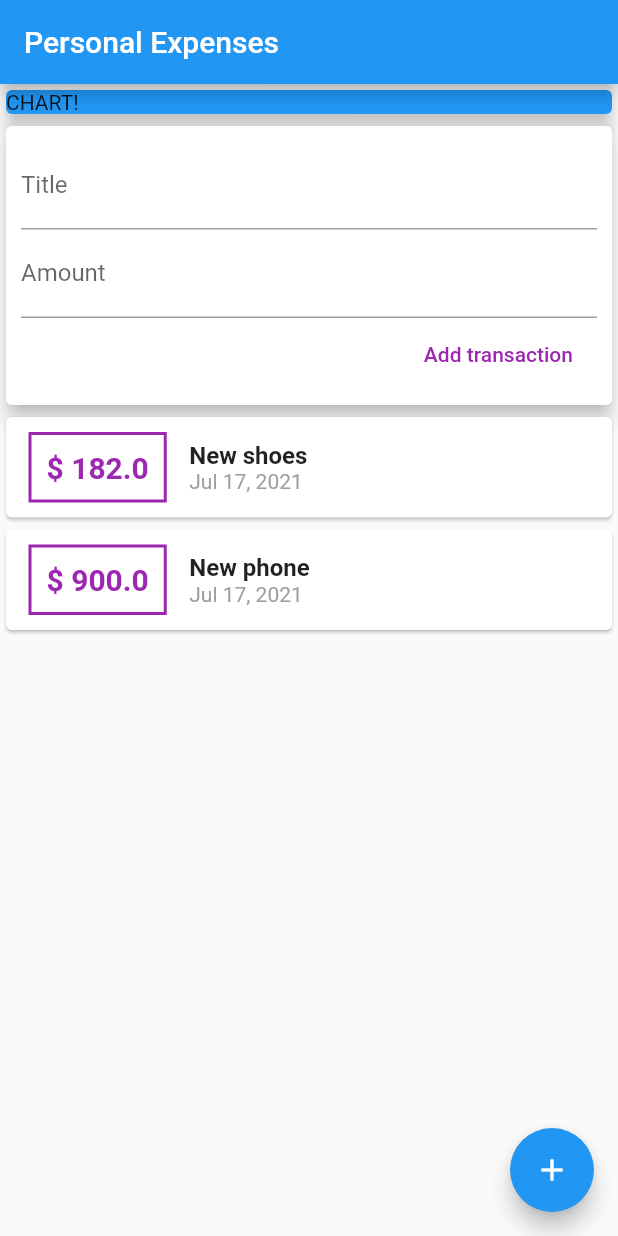
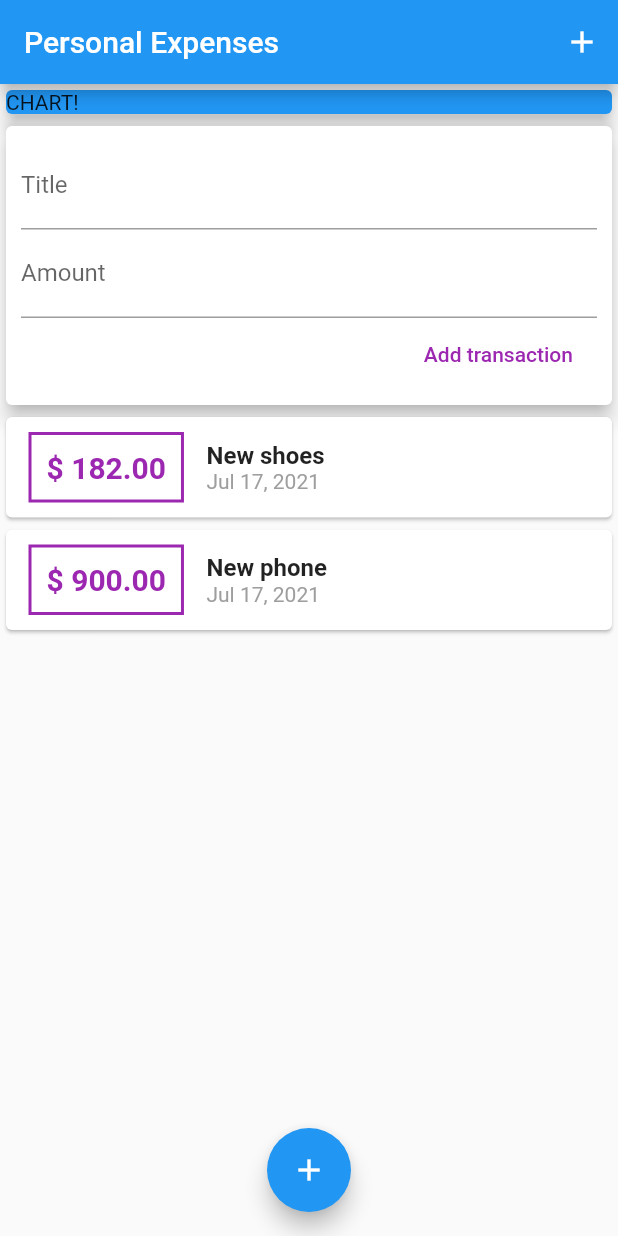
Before and after one commit to santiagobonessi/personal_expenses, a Flutter app: the screen it shows after launch, after a tap on "Add transaction", on a phone screen of 412 x 824 dp. Run offline on Flutter 3.47's test engine with Material 2 defaults, Android fonts, the phone set to English and light mode, and no system bars.

Commit message:
Add new widgets to split functionality

```diff
--- a/lib/main.dart
+++ b/lib/main.dart
@@ -1,7 +1,6 @@
 import 'package:flutter/material.dart';
-import 'package:intl/intl.dart';
 
-import './transaction.dart';
+import './widgets/user_transactions.dart';
 
 void main() {
   runApp(MyApp());
@@ -21,18 +20,20 @@ class MyApp extends StatelessWidget {
 }
 
 class MyHomePage extends StatelessWidget {
-  final List<Transaction> transactions = [
-    Transaction(id: 'T1', title: 'New shoes', amount: 182.00, date: DateTime.now()),
-    Transaction(id: 'T2', title: 'New phone', amount: 900.00, date: DateTime.now()),
-  ];
-
   @override
   Widget build(BuildContext context) {
     return Scaffold(
       appBar: AppBar(
         title: Text('Personal Expenses'),
+        actions: [
+          IconButton(
+            icon: Icon(Icons.add),
+            onPressed: () => null,
           ),
-      body: Column(
+        ],
+      ),
+      body: SingleChildScrollView(
+        child: Column(
           crossAxisAlignment: CrossAxisAlignment.stretch,
           children: <Widget>[
             Container(
@@ -43,83 +44,14 @@ class MyHomePage extends StatelessWidget {
                 elevation: 5,
               ),
             ),
-          Card(
-            elevation: 5,
-            child: Container(
-              padding: EdgeInsets.all(10),
-              child: Column(
-                crossAxisAlignment: CrossAxisAlignment.end,
-                children: <Widget>[
-                  TextField(
-                    decoration: InputDecoration(labelText: 'Title'),
-                  ),
-                  TextField(
-                    decoration: InputDecoration(labelText: 'Amount'),
-                  ),
-                  FlatButton(
-                    onPressed: () => null,
-                    child: Text('Add transaction'),
-                    textColor: Colors.purple,
-                  ),
+            UserTransactions(),
           ],
         ),
       ),
-          ),
-          Column(
-            children: transactions.map((tx) {
-              return Card(
-                child: Row(
-                  children: [
-                    Container(
-                      margin: EdgeInsets.symmetric(
-                        vertical: 10,
-                        horizontal: 15,
-                      ),
-                      decoration: BoxDecoration(
-                        border: Border.all(
-                          color: Colors.purple,
-                          width: 2,
-                        ),
-                      ),
-                      padding: EdgeInsets.all(10),
-                      child: Text(
-                        '\$ ${tx.amount}',
-                        style: TextStyle(
-                          fontWeight: FontWeight.bold,
-                          fontSize: 20,
-                          color: Colors.purple,
-                        ),
-                      ),
-                    ),
-                    Column(
-                      crossAxisAlignment: CrossAxisAlignment.start,
-                      children: [
-                        Text(
-                          tx.title,
-                          style: TextStyle(
-                            fontWeight: FontWeight.bold,
-                            fontSize: 16,
-                          ),
-                        ),
-                        Text(
-                          DateFormat.yMMMd().format(tx.date),
-                          style: TextStyle(
-                            color: Colors.grey,
-                          ),
-                        ),
-                      ],
-                    ),
-                  ],
-                ),
-              );
-            }).toList(),
-          ),
-        ],
-      ),
+      floatingActionButtonLocation: FloatingActionButtonLocation.centerFloat,
       floatingActionButton: FloatingActionButton(
+        child: Icon(Icons.add),
         onPressed: () => null,
-        tooltip: 'Increment',
-        child: Icon(Icons.add),
       ),
     );
   }
--- /dev/null
+++ b/lib/widgets/new_transaction.dart
@@ -0,0 +1,51 @@
+import 'package:flutter/material.dart';
+
+class NewTransaction extends StatelessWidget {
+  final Function addTx;
+  final titleController = TextEditingController();
+  final amountController = TextEditingController();
+
+  NewTransaction(this.addTx);
+
+  void submitData() {
+    final enteredTitle = titleController.text;
+    final enteredAmount = double.parse(amountController.text);
+
+    if (enteredTitle.isEmpty || enteredAmount <= 0) {
+      return;
+    }
+
+    addTx(enteredTitle, enteredAmount);
+  }
+
+  @override
+  Widget build(BuildContext context) {
+    return Card(
+      elevation: 5,
+      child: Container(
+        padding: EdgeInsets.all(10),
+        child: Column(
+          crossAxisAlignment: CrossAxisAlignment.end,
+          children: <Widget>[
+            TextField(
+              decoration: InputDecoration(labelText: 'Title'),
+              controller: titleController,
+              onSubmitted: (_) => submitData(),
+            ),
+            TextField(
+              decoration: InputDecoration(labelText: 'Amount'),
+              controller: amountController,
+              keyboardType: TextInputType.numberWithOptions(decimal: true),
+              onSubmitted: (_) => submitData(),
+            ),
+            FlatButton(
+              child: Text('Add transaction'),
+              textColor: Colors.purple,
+              onPressed: submitData,
+            ),
+          ],
+        ),
+      ),
+    );
+  }
+}
--- /dev/null
+++ b/lib/widgets/transaction_list.dart
@@ -0,0 +1,67 @@
+import 'package:flutter/material.dart';
+import 'package:intl/intl.dart';
+
+import '../models/transaction.dart';
+
+class TransactionList extends StatelessWidget {
+  final List<Transaction> transactions;
+
+  TransactionList(this.transactions);
+
+  @override
+  Widget build(BuildContext context) {
+    return Container(
+      height: 300,
+      child: ListView.builder(
+        itemBuilder: (ctx, index) {
+          return Card(
+            child: Row(
+              children: [
+                Container(
+                  margin: EdgeInsets.symmetric(
+                    vertical: 10,
+                    horizontal: 15,
+                  ),
+                  decoration: BoxDecoration(
+                    border: Border.all(
+                      color: Colors.purple,
+                      width: 2,
+                    ),
+                  ),
+                  padding: EdgeInsets.all(10),
+                  child: Text(
+                    '\$ ${transactions[index].amount.toStringAsFixed(2)}',
+                    style: TextStyle(
+                      fontWeight: FontWeight.bold,
+                      fontSize: 20,
+                      color: Colors.purple,
+                    ),
+                  ),
+                ),
+                Column(
+                  crossAxisAlignment: CrossAxisAlignment.start,
+                  children: [
+                    Text(
+                      transactions[index].title,
+                      style: TextStyle(
+                        fontWeight: FontWeight.bold,
+                        fontSize: 16,
+                      ),
+                    ),
+                    Text(
+                      DateFormat.yMMMd().format(transactions[index].date),
+                      style: TextStyle(
+                        color: Colors.grey,
+                      ),
+                    ),
+                  ],
+                ),
+              ],
+            ),
+          );
+        },
+        itemCount: transactions.length,
+      ),
+    );
+  }
+}
--- /dev/null
+++ b/lib/widgets/user_transactions.dart
@@ -0,0 +1,40 @@
+import 'package:flutter/material.dart';
+
+import './new_transaction.dart';
+import './transaction_list.dart';
+import '../models/transaction.dart';
+
+class UserTransactions extends StatefulWidget {
+  @override
+  _UserTransactionsState createState() => _UserTransactionsState();
+}
+
+class _UserTransactionsState extends State<UserTransactions> {
+  final List<Transaction> _userTransactions = [
+    Transaction(id: 'T1', title: 'New shoes', amount: 182.00, date: DateTime.now()),
+    Transaction(id: 'T2', title: 'New phone', amount: 900.00, date: DateTime.now()),
+  ];
+
+  void _addNewTransaction(String txTitle, double txAmount) {
+    final newTx = Transaction(
+      id: DateTime.now().toString(),
+      title: txTitle,
+      amount: txAmount,
+      date: DateTime.now(),
+    );
+
+    setState(() {
+      _userTransactions.add(newTx);
+    });
+  }
+
+  @override
+  Widget build(BuildContext context) {
+    return Column(
+      children: [
+        NewTransaction(_addNewTransaction),
+        TransactionList(_userTransactions),
+      ],
+    );
+  }
+}
```
Also changed, not shown: lib/models/transaction.dart (renamed from lib/transaction.dart), pubspec.lock. Lines whose indentation alone changed are shown as unchanged.
